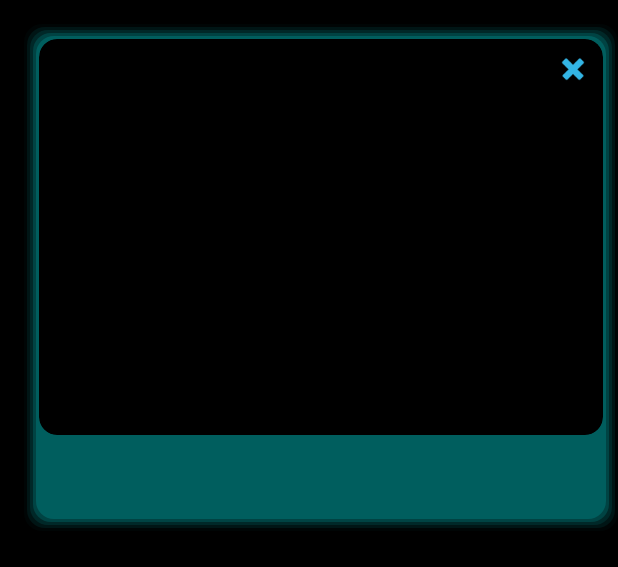
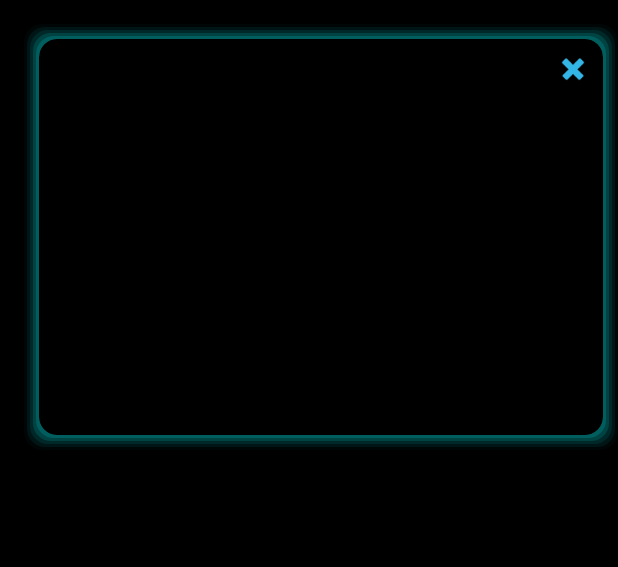
Before and after one commit to polarparsnip/ScreenSage, an Android app: the layout media_lists_item.xml on its own in the app's theme, with its tools: preview values and no code run, on a phone screen of 412 x 824 dp. Shown: the top 567 px of the screen. Run offline under Robolectric (Android 15) with nearby library versions, the phone set to English and light mode, and no system bars.

Commit message:
style: update cards, list fragment spacing

```diff
--- a/screensage-android/app/src/main/res/layout/fragment_media_lists.xml
+++ b/screensage-android/app/src/main/res/layout/fragment_media_lists.xml
@@ -103,6 +103,7 @@
             android:layout_height="wrap_content"
             android:text="Previous"
             android:visibility="gone"
+            android:layout_marginTop="16dp"
             android:layout_margin="8dp"
             android:enabled="false" />
 
--- a/screensage-android/app/src/main/res/layout/media_item.xml
+++ b/screensage-android/app/src/main/res/layout/media_item.xml
@@ -5,7 +5,7 @@
     android:background="@drawable/card_shadow"
     android:clickable="true"
     android:focusable="true"
-    android:layout_height="338dp"
+    android:layout_height="wrap_content"
     android:layout_marginStart="16dp"
     android:layout_marginTop="16dp">
 
--- a/screensage-android/app/src/main/res/layout/media_lists_item.xml
+++ b/screensage-android/app/src/main/res/layout/media_lists_item.xml
@@ -5,7 +5,7 @@
     android:background="@drawable/card_shadow"
     android:clickable="true"
     android:focusable="true"
-    android:layout_height="338dp"
+    android:layout_height="wrap_content"
     android:layout_marginStart="16dp"
     android:layout_marginTop="16dp">
 
```
